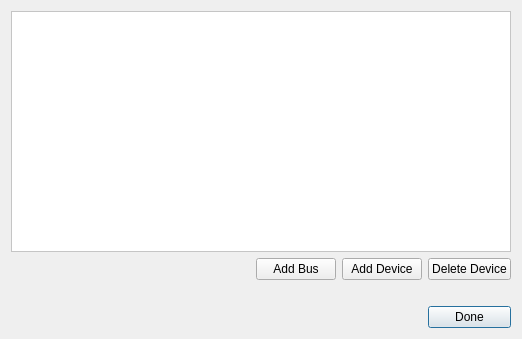
First picture: the form in Graffik/gui/core/NetworkManager/networkmanager.ui, repository DynamicPerception/Graffik_Legacy, before the edit.
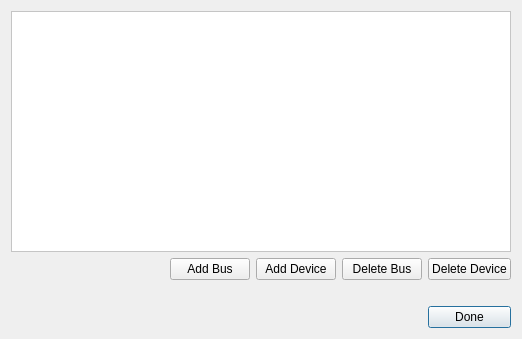
Second picture: the form after the edit.

Commit message: * Re-factored Axis Options Dialog * Added Delete Bus capability * Re-factored OMDevice - moved core bus commands into core library

Patch:
```diff
--- a/Graffik/gui/core/NetworkManager/networkmanager.ui
+++ b/Graffik/gui/core/NetworkManager/networkmanager.ui
@@ -17,7 +17,7 @@
    <string notr="true"/>
   </property>
   <layout class="QGridLayout" name="gridLayout">
-   <item row="1" column="0" colspan="4">
+   <item row="1" column="0" colspan="2">
     <spacer name="horizontalSpacer_3">
      <property name="orientation">
       <enum>Qt::Horizontal</enum>
@@ -30,22 +30,6 @@
      </property>
     </spacer>
    </item>
-   <item row="2" column="2">
-    <spacer name="verticalSpacer">
-     <property name="orientation">
-      <enum>Qt::Vertical</enum>
-     </property>
-     <property name="sizeType">
-      <enum>QSizePolicy::Fixed</enum>
-     </property>
-     <property name="sizeHint" stdset="0">
-      <size>
-       <width>20</width>
-       <height>20</height>
-      </size>
-     </property>
-    </spacer>
-   </item>
    <item row="0" column="0" colspan="7">
     <widget class="QTreeView" name="netTreeView">
      <property name="styleSheet">
@@ -142,7 +126,7 @@
      </property>
     </widget>
    </item>
-   <item row="1" column="5">
+   <item row="1" column="4">
     <widget class="QPushButton" name="addDevButton">
      <property name="styleSheet">
       <string notr="true"/>
@@ -152,7 +136,7 @@
      </property>
     </widget>
    </item>
-   <item row="1" column="4">
+   <item row="1" column="3">
     <widget class="QPushButton" name="addBusButton">
      <property name="styleSheet">
       <string notr="true"/>
@@ -162,6 +146,13 @@
      </property>
     </widget>
    </item>
+   <item row="1" column="5">
+    <widget class="QPushButton" name="delBusButton">
+     <property name="text">
+      <string>Delete Bus</string>
+     </property>
+    </widget>
+   </item>
   </layout>
  </widget>
  <resources/>
```
Left out of the diff: 2 changed lines with no effect on the pictures. The commit also changes 43 other files.
